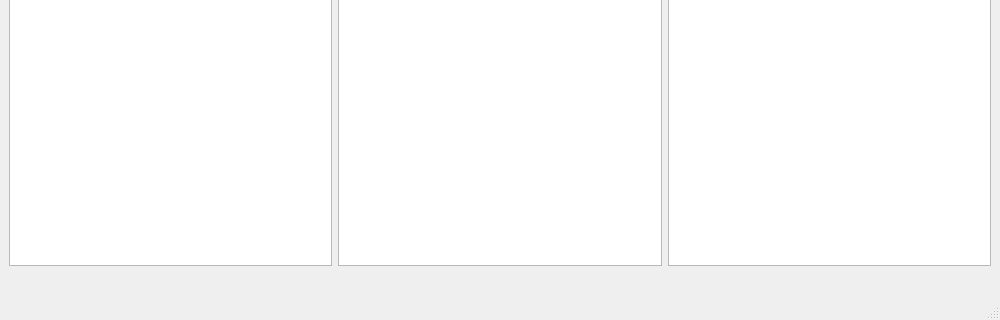
Above: design/design.ui from yxngxr1/Dictionary before the change; both pictures show x 0 to 1000 and y 280 to 600 of the 1000 by 600 pixel window. Below: the same form after it.
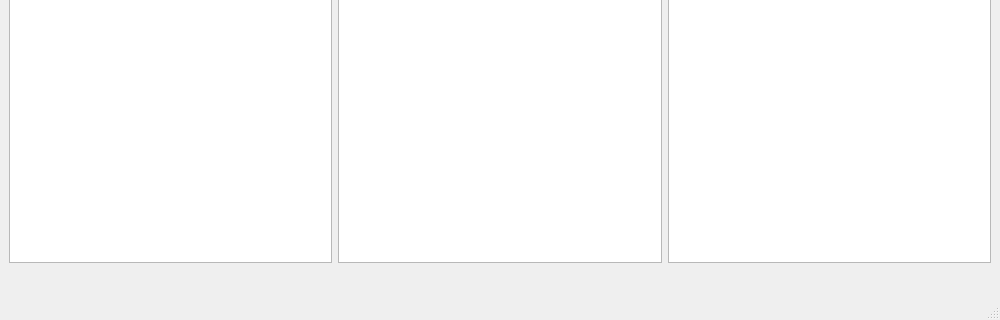
That is the form after the change.

The edit to the form file:
```diff
--- a/design/design.ui
+++ b/design/design.ui
@@ -152,7 +152,7 @@
         <property name="font">
          <font>
           <family>Arial</family>
-          <pointsize>12</pointsize>
+          <pointsize>10</pointsize>
          </font>
         </property>
         <property name="styleSheet">
@@ -165,7 +165,7 @@
         <property name="font">
          <font>
           <family>Arial</family>
-          <pointsize>12</pointsize>
+          <pointsize>10</pointsize>
          </font>
         </property>
         <property name="styleSheet">
@@ -178,7 +178,7 @@
         <property name="font">
          <font>
           <family>Arial</family>
-          <pointsize>12</pointsize>
+          <pointsize>10</pointsize>
          </font>
         </property>
         <property name="styleSheet">
@@ -192,7 +192,7 @@
      <widget class="QLabel" name="error">
       <property name="font">
        <font>
-        <pointsize>10</pointsize>
+        <pointsize>12</pointsize>
         <weight>75</weight>
         <bold>true</bold>
         <underline>false</underline>
```
